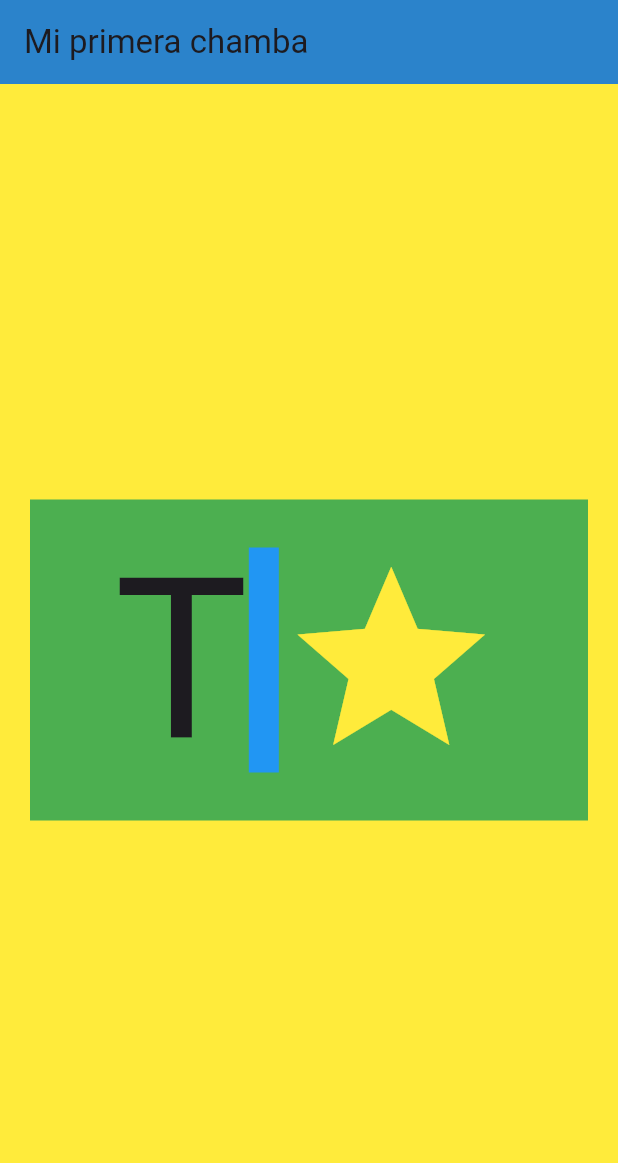
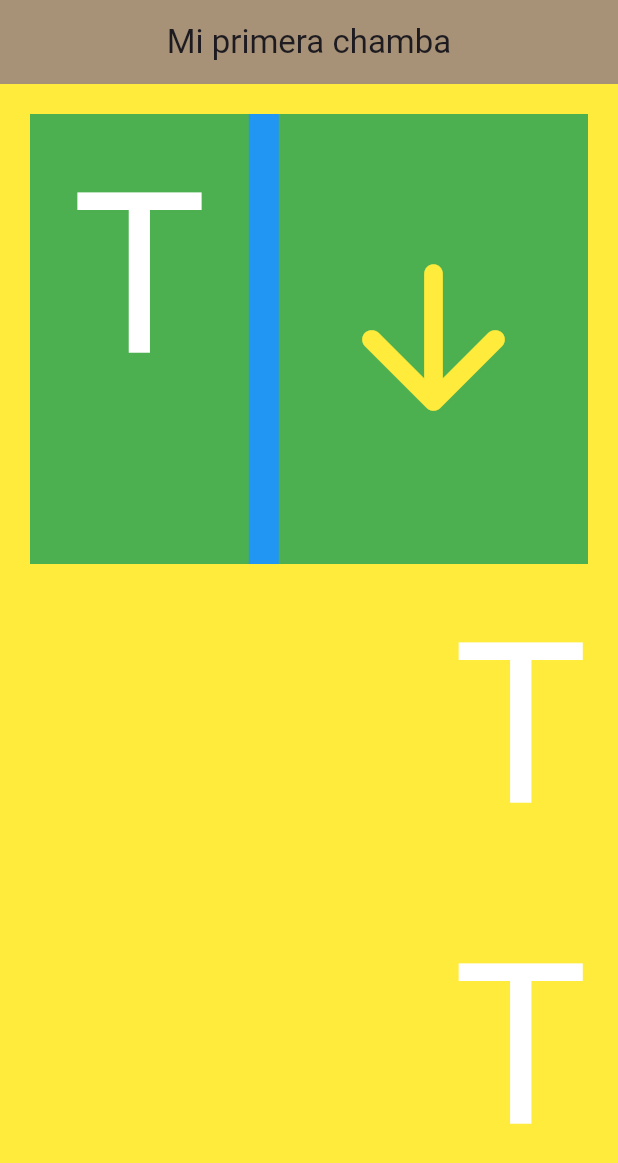
Before and after one commit to dennisqc/FirstAppFlutter, a Flutter app: the screen it shows after launch, on a phone screen of 412 x 824 dp. Shown: the top 1163 px of the screen. Run offline on Flutter 3.47's test engine with Material 3 defaults, Android fonts, the phone set to English and light mode, and no system bars.

Commit message:
second commit

```diff
--- a/lib/main.dart
+++ b/lib/main.dart
@@ -9,43 +9,58 @@ void main() {
 class HomePage extends StatelessWidget {
   const HomePage({super.key});
 
+  Widget textT() {
+    return Text(
+      "T",
+      style: TextStyle(fontSize: 150, color: Colors.white),
+    );
+  }
+
   @override
   Widget build(BuildContext context) {
     return SafeArea(
       child: Scaffold(
         appBar: AppBar(
-          backgroundColor: const Color.fromARGB(255, 43, 131, 203),
+          backgroundColor: const Color(0xffA79277),
           title: Text(
             "Mi primera chamba",
             // style: TextStyle(color: Colors.yellow),
           ),
+          centerTitle: true,
         ),
         body: Container(
           padding: EdgeInsets.all(20),
           color: Colors.yellow,
-          child: Column(mainAxisAlignment: MainAxisAlignment.center, children: [
+          child: Column(
+              mainAxisAlignment: MainAxisAlignment.center,
+              crossAxisAlignment: CrossAxisAlignment.end,
+              children: [
                 Container(
+                  height: 300,
                   color: Colors.green,
                   child: Row(
-                mainAxisAlignment: MainAxisAlignment.center,
+                    mainAxisAlignment: MainAxisAlignment.spaceEvenly,
+                    crossAxisAlignment: CrossAxisAlignment.stretch,
                     children: [
-                  Text(
-                    "T",
-                    style: TextStyle(fontSize: 150),
-                  ),
+                      textT(),
+                      /* SizedBox(
+                    width: 24,
+                  ),*/
                       Container(
                         width: 20,
                         color: Colors.blue,
                         height: 150,
                       ),
                       Icon(
-                    Icons.star,
+                        Icons.arrow_downward_rounded,
                         color: Colors.yellow,
                         size: 150,
                       )
                     ],
                   ),
                 ),
+                textT(),
+                textT(),
               ]),
         ),
       ),
```
Lines whose indentation alone changed are shown as unchanged.
